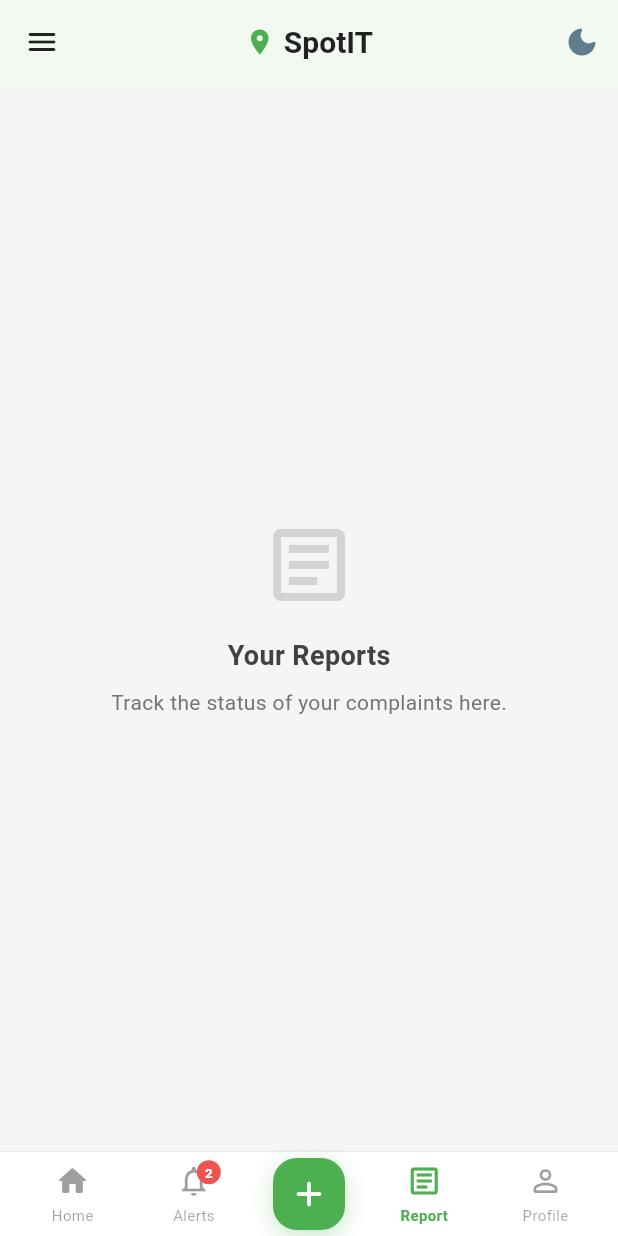
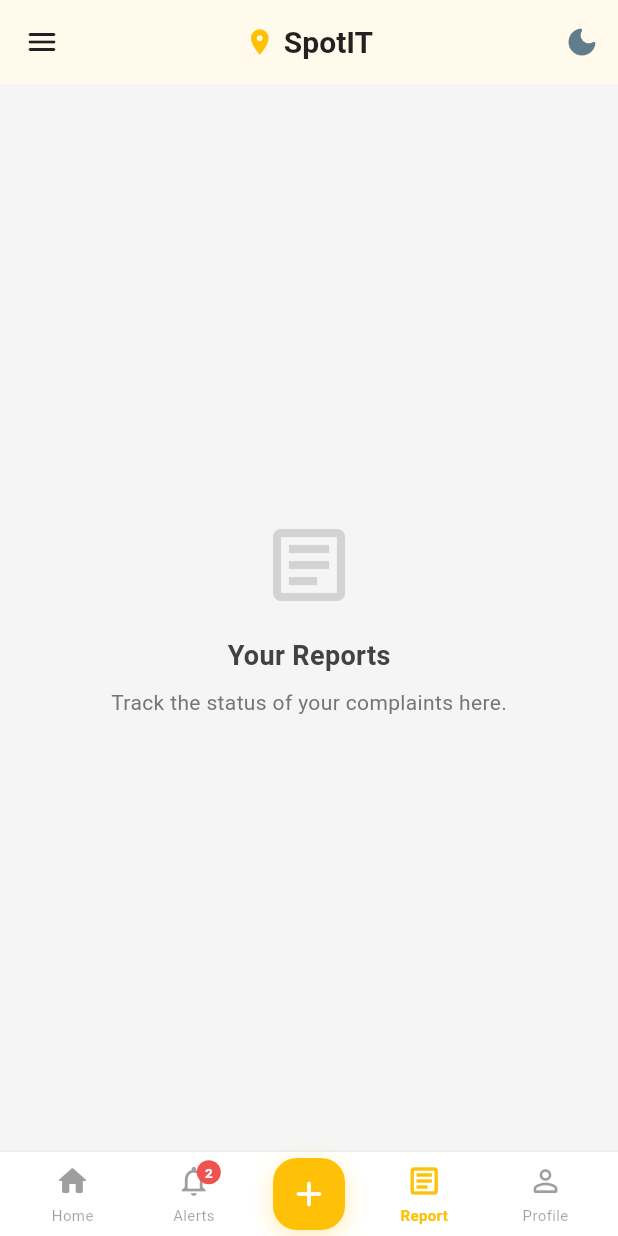
Before and after one commit to BinuraBimsara/SDGP-Project-, a Flutter app: the screen it shows after launch, scrolled down 576 dp, after a tap on the "light mode" icon, after a tap on "Report", on a phone screen of 412 x 824 dp. Run offline on Flutter 3.47's test engine with Material 3 defaults, Android fonts, the phone set to English and light mode, and no system bars; our stand-ins replace cloud_firestore, firebase_core, geolocator; missing offline and left inert: geoflutterfire_plus; accounts and stored records are empty; network calls fail.

Commit message:
colour theme change

```diff
--- a/frontend/lib/features/home/presentation/pages/complaint_detail_page.dart
+++ b/frontend/lib/features/home/presentation/pages/complaint_detail_page.dart
@@ -178,7 +178,7 @@ class _ComplaintDetailPageState extends State<ComplaintDetailPage>
                             ? Icons.radio_button_checked
                             : Icons.radio_button_unchecked,
                         color: isSelected
-                            ? const Color(0xFF4CAF50)
+                            ? const Color(0xFFFFC107)
                             : isDark
                             ? Colors.white.withValues(alpha: 0.4)
                             : Colors.black38,
@@ -221,7 +221,7 @@ class _ComplaintDetailPageState extends State<ComplaintDetailPage>
                               content: const Text(
                                 'Report submitted. Thank you!',
                               ),
-                              backgroundColor: const Color(0xFF4CAF50),
+                              backgroundColor: const Color(0xFFFFC107),
                               behavior: SnackBarBehavior.floating,
                               shape: RoundedRectangleBorder(
                                 borderRadius: BorderRadius.circular(10),
@@ -414,7 +414,7 @@ class _ComplaintDetailPageState extends State<ComplaintDetailPage>
                                   decoration: BoxDecoration(
                                     color: _hasUpvoted
                                         ? const Color(
-                                            0xFF4CAF50,
+                                            0xFFFFC107,
                                           ).withValues(alpha: 0.15)
                                         : isDark
                                         ? const Color(0xFF1C2733)
@@ -423,7 +423,7 @@ class _ComplaintDetailPageState extends State<ComplaintDetailPage>
                                     border: Border.all(
                                       color: _hasUpvoted
                                           ? const Color(
-                                              0xFF4CAF50,
+                                              0xFFFFC107,
                                             ).withValues(alpha: 0.4)
                                           : isDark
                                           ? Colors.white.withValues(alpha: 0.1)
@@ -438,7 +438,7 @@ class _ComplaintDetailPageState extends State<ComplaintDetailPage>
                                       Icon(
                                         Icons.arrow_upward_rounded,
                                         color: _hasUpvoted
-                                            ? const Color(0xFF4CAF50)
+                                            ? const Color(0xFFFFC107)
                                             : isDark
                                             ? Colors.white.withValues(
                                                 alpha: 0.7,
@@ -451,7 +451,7 @@ class _ComplaintDetailPageState extends State<ComplaintDetailPage>
                                         '${_complaint.upvoteCount}',
                                         style: TextStyle(
                                           color: _hasUpvoted
-                                              ? const Color(0xFF4CAF50)
+                                              ? const Color(0xFFFFC107)
                                               : isDark
                                               ? Colors.white.withValues(
                                                   alpha: 0.8,
@@ -466,7 +466,7 @@ class _ComplaintDetailPageState extends State<ComplaintDetailPage>
                                         _hasUpvoted ? 'Upvoted' : 'Upvote',
                                         style: TextStyle(
                                           color: _hasUpvoted
-                                              ? const Color(0xFF4CAF50)
+                                              ? const Color(0xFFFFC107)
                                               : isDark
                                               ? Colors.white.withValues(
                                                   alpha: 0.5,
@@ -586,7 +586,7 @@ class _ComplaintDetailPageState extends State<ComplaintDetailPage>
                     child: Container(
                       padding: const EdgeInsets.all(10),
                       decoration: const BoxDecoration(
-                        color: Color(0xFF4CAF50),
+                        color: Color(0xFFFFC107),
                         shape: BoxShape.circle,
                       ),
                       child: const Icon(
@@ -620,11 +620,11 @@ class _ComplaintDetailPageState extends State<ComplaintDetailPage>
             children: [
               CircleAvatar(
                 radius: 14,
-                backgroundColor: const Color(0xFF4CAF50).withValues(alpha: 0.2),
+                backgroundColor: const Color(0xFFFFC107).withValues(alpha: 0.2),
                 child: Text(
                   comment.author[0].toUpperCase(),
                   style: const TextStyle(
-                    color: Color(0xFF4CAF50),
+                    color: Color(0xFFFFC107),
                     fontWeight: FontWeight.bold,
                     fontSize: 12,
                   ),
--- a/frontend/lib/features/home/presentation/pages/home_controller_page.dart
+++ b/frontend/lib/features/home/presentation/pages/home_controller_page.dart
@@ -55,7 +55,7 @@ class _HomeControllerPageState extends State<HomeControllerPage>
       title: Row(
         mainAxisSize: MainAxisSize.min,
         children: [
-          const Icon(Icons.location_on, color: Color(0xFF4CAF50), size: 20),
+          const Icon(Icons.location_on, color: Color(0xFFFFC107), size: 20),
           const SizedBox(width: 6),
           Text(
             'SpotIT',
@@ -113,7 +113,7 @@ class _HomeControllerPageState extends State<HomeControllerPage>
               children: [
                 const Icon(
                   Icons.location_on,
-                  color: Color(0xFF4CAF50),
+                  color: Color(0xFFFFC107),
                   size: 32,
                 ),
                 const SizedBox(width: 12),
@@ -203,7 +203,7 @@ class _HomeControllerPageState extends State<HomeControllerPage>
           color: textColor.withAlpha(13),
           borderRadius: BorderRadius.circular(8),
         ),
-        child: Icon(icon, color: const Color(0xFF4CAF50), size: 20),
+        child: Icon(icon, color: const Color(0xFFFFC107), size: 20),
       ),
       title: Text(
         title,
@@ -257,11 +257,11 @@ class _HomeControllerPageState extends State<HomeControllerPage>
                   width: 48,
                   height: 48,
                   decoration: BoxDecoration(
-                    color: const Color(0xFF4CAF50),
+                    color: const Color(0xFFFFC107),
                     borderRadius: BorderRadius.circular(16),
                     boxShadow: [
                       BoxShadow(
-                        color: const Color(0xFF4CAF50).withAlpha(77),
+                        color: const Color(0xFFFFC107).withAlpha(77),
                         blurRadius: 12,
                         offset: const Offset(0, 4),
                       ),
@@ -318,7 +318,7 @@ class _HomeControllerPageState extends State<HomeControllerPage>
               children: [
                 Icon(
                   icon,
-                  color: isActive ? const Color(0xFF4CAF50) : inactiveColor,
+                  color: isActive ? const Color(0xFFFFC107) : inactiveColor,
                   size: 24,
                 ),
                 if (badgeCount > 0)
@@ -352,7 +352,7 @@ class _HomeControllerPageState extends State<HomeControllerPage>
             Text(
               label,
               style: TextStyle(
-                color: isActive ? const Color(0xFF4CAF50) : inactiveColor,
+                color: isActive ? const Color(0xFFFFC107) : inactiveColor,
                 fontSize: 10,
                 fontWeight: isActive ? FontWeight.w600 : FontWeight.normal,
               ),
--- a/frontend/lib/features/home/presentation/pages/home_feed_page.dart
+++ b/frontend/lib/features/home/presentation/pages/home_feed_page.dart
@@ -60,7 +60,7 @@ class _HomeFeedPageState extends State<HomeFeedPage> {
         Expanded(
           child: _isLoading
               ? const Center(
-                  child: CircularProgressIndicator(color: Color(0xFF4CAF50)),
+                  child: CircularProgressIndicator(color: Color(0xFFFFC107)),
                 )
               : _buildFeed(),
         ),
@@ -91,7 +91,7 @@ class _HomeFeedPageState extends State<HomeFeedPage> {
                   vertical: 8,
                 ),
                 decoration: BoxDecoration(
-                  color: const Color(0xFF4CAF50),
+                  color: const Color(0xFFFFC107),
                   borderRadius: BorderRadius.circular(20),
                 ),
                 child: const Row(
@@ -137,14 +137,14 @@ class _HomeFeedPageState extends State<HomeFeedPage> {
                     ),
                     decoration: BoxDecoration(
                       color: isSelected
-                          ? const Color(0xFF4CAF50).withAlpha(50)
+                          ? const Color(0xFFFFC107).withAlpha(50)
                           : isDark
                           ? const Color(0xFF1E1E1E)
                           : Colors.white,
                       borderRadius: BorderRadius.circular(20),
                       border: Border.all(
                         color: isSelected
-                            ? const Color(0xFF4CAF50)
+                            ? const Color(0xFFFFC107)
                             : isDark
                             ? Colors.white.withAlpha(25)
                             : Colors.black.withAlpha(25),
@@ -153,7 +153,7 @@ class _HomeFeedPageState extends State<HomeFeedPage> {
                       boxShadow: isSelected
                           ? [
                               BoxShadow(
-                                color: const Color(0xFF4CAF50).withAlpha(80),
+                                color: const Color(0xFFFFC107).withAlpha(80),
                                 blurRadius: 8,
                                 offset: const Offset(0, 2),
                               ),
@@ -164,7 +164,7 @@ class _HomeFeedPageState extends State<HomeFeedPage> {
                       duration: const Duration(milliseconds: 300),
                       style: TextStyle(
                         color: isSelected
-                            ? const Color(0xFF4CAF50)
+                            ? const Color(0xFFFFC107)
                             : isDark
                             ? Colors.white.withAlpha(150)
                             : Colors.black54,
--- a/frontend/lib/features/home/presentation/widgets/complaint_card.dart
+++ b/frontend/lib/features/home/presentation/widgets/complaint_card.dart
@@ -90,7 +90,7 @@ class _ComplaintCardState extends State<ComplaintCard>
         ? const Color(0xFF1C2733)
         : const Color(0xFFE8EDF2);
     final upvoteArrowColor = _isUpvoted
-        ? const Color(0xFF4CAF50)
+        ? const Color(0xFFFFC107)
         : (isDark ? Colors.white.withValues(alpha: 0.7) : Colors.black54);
 
     return GestureDetector(
@@ -133,12 +133,12 @@ class _ComplaintCardState extends State<ComplaintCard>
                         ),
                         decoration: BoxDecoration(
                           color: _isUpvoted
-                              ? const Color(0xFF4CAF50).withValues(alpha: 0.15)
+                              ? const Color(0xFFFFC107).withValues(alpha: 0.15)
                               : upvotePillBg,
                           borderRadius: BorderRadius.circular(12),
                           border: Border.all(
                             color: _isUpvoted
-                                ? const Color(0xFF4CAF50).withValues(alpha: 0.4)
+                                ? const Color(0xFFFFC107).withValues(alpha: 0.4)
                                 : (isDark
                                       ? Colors.white.withValues(alpha: 0.08)
                                       : Colors.black.withValues(alpha: 0.06)),
@@ -158,7 +158,7 @@ class _ComplaintCardState extends State<ComplaintCard>
                               '$_upvoteCount',
                               style: TextStyle(
                                 color: _isUpvoted
-                                    ? const Color(0xFF4CAF50)
+                                    ? const Color(0xFFFFC107)
                                     : (isDark
                                           ? Colors.white.withValues(alpha: 0.8)
                                           : Colors.black87),
@@ -233,7 +233,7 @@ class _ComplaintCardState extends State<ComplaintCard>
                                 ? loadingProgress.cumulativeBytesLoaded /
                                       loadingProgress.expectedTotalBytes!
                                 : null,
-                            color: const Color(0xFF4CAF50),
+                            color: const Color(0xFFFFC107),
                             strokeWidth: 2,
                           ),
                         ),
--- a/frontend/lib/features/profile/presentation/pages/profile_page.dart
+++ b/frontend/lib/features/profile/presentation/pages/profile_page.dart
@@ -14,11 +14,11 @@ class ProfilePage extends StatelessWidget {
           children: [
             CircleAvatar(
               radius: 50,
-              backgroundColor: const Color(0xFF4CAF50).withAlpha(50),
+              backgroundColor: const Color(0xFFFFC107).withAlpha(50),
               child: const Icon(
                 Icons.person_rounded,
                 size: 50,
-                color: Color(0xFF4CAF50),
+                color: Color(0xFFFFC107),
               ),
             ),
             const SizedBox(height: 24),
--- a/frontend/lib/main.dart
+++ b/frontend/lib/main.dart
@@ -55,10 +55,10 @@ class SpotItApp extends StatelessWidget {
             theme: ThemeData(
               brightness: Brightness.light,
               scaffoldBackgroundColor: const Color(0xFFF5F5F5),
-              primaryColor: const Color(0xFF4CAF50),
+              primaryColor: const Color(0xFFFFC107),
               colorScheme: ColorScheme.light(
-                primary: const Color(0xFF4CAF50),
-                secondary: const Color(0xFF4CAF50),
+                primary: const Color(0xFFFFC107),
+                secondary: const Color(0xFFFFC107),
                 surface: Colors.white,
               ),
               appBarTheme: const AppBarTheme(
@@ -71,10 +71,10 @@ class SpotItApp extends StatelessWidget {
             darkTheme: ThemeData(
               brightness: Brightness.dark,
               scaffoldBackgroundColor: const Color(0xFF121212),
-              primaryColor: const Color(0xFF4CAF50),
+              primaryColor: const Color(0xFFFFC107),
               colorScheme: ColorScheme.dark(
-                primary: const Color(0xFF4CAF50),
-                secondary: const Color(0xFF4CAF50),
+                primary: const Color(0xFFFFC107),
+                secondary: const Color(0xFFFFC107),
                 surface: const Color(0xFF1E1E1E),
               ),
               appBarTheme: const AppBarTheme(
```
